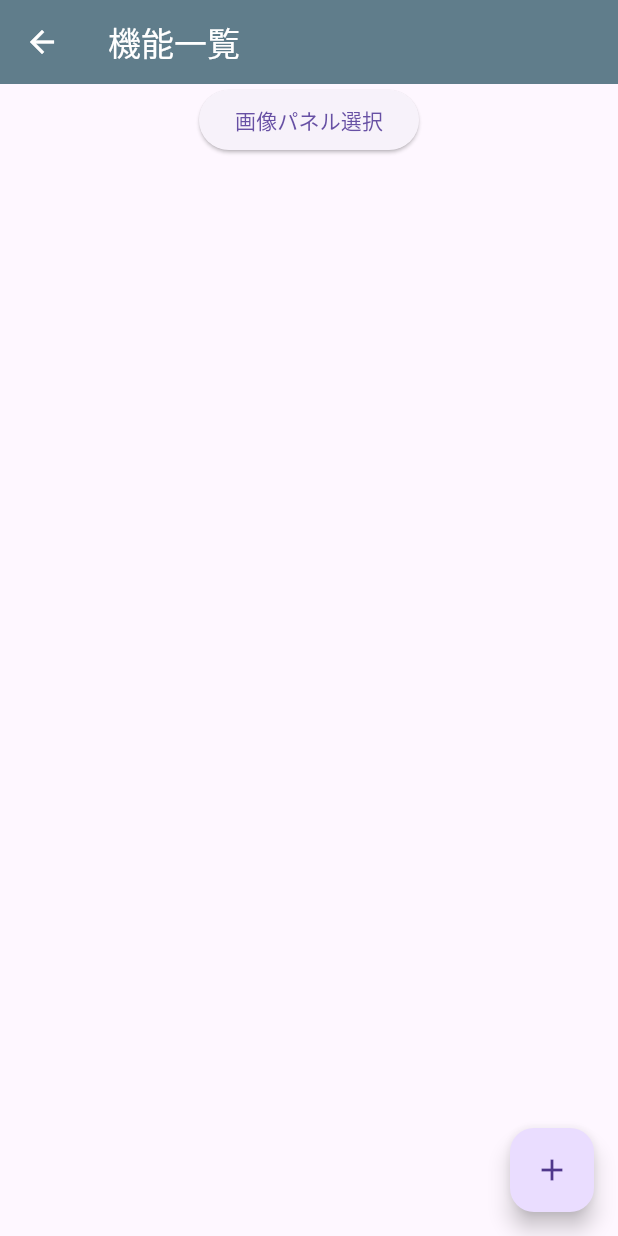
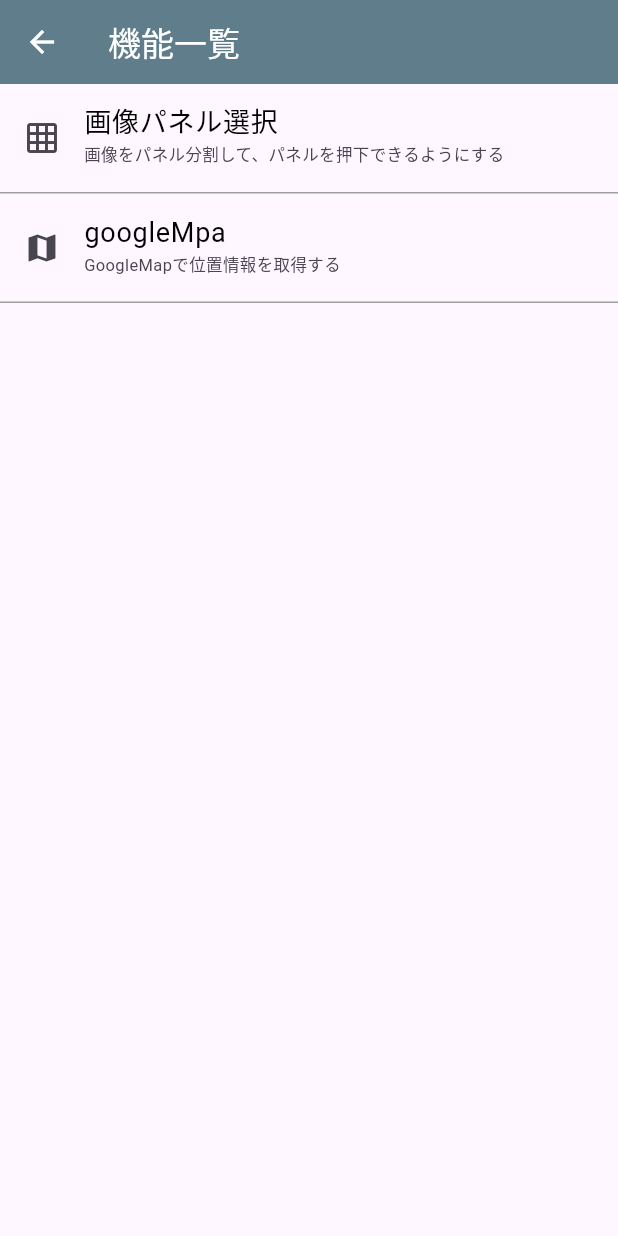
Before and after one commit to yassan16/flutter-try-new-feature, a Flutter app: the screen it shows after launch, after a tap on "新機能リスト一覧へ遷移", on a phone screen of 412 x 824 dp. Run offline on Flutter 3.47's test engine with Material 3 defaults, Android fonts, the phone set to English and light mode, and no system bars.

Commit message:
機能一覧と画像パネル選択の実装

```diff
--- /dev/null
+++ b/lib/constant/const_route.dart
@@ -0,0 +1,8 @@
+class ConstRoute {
+  // 機能一覧
+  static const String featureListRoute = "/featureList";
+  // 画像パネル選択
+  static const String selectImagePanelRoute = "/selectImagePanel";
+  // GoogleMap
+  static const String useGoogleMapRoute = "/useGoogleMapRoute";
+}
--- /dev/null
+++ b/lib/feature_list_page.dart
@@ -0,0 +1,70 @@
+import 'package:flutter/material.dart';
+import 'package:flutter_try_new_feature/constant/const_route.dart';
+import 'package:flutter_try_new_feature/page/selected_panel_images_page.dart';
+
+class FeatureListPage extends StatelessWidget {
+  const FeatureListPage({super.key});
+
+  @override
+  Widget build(BuildContext context) {
+    return Scaffold(
+      appBar: AppBar(
+        title: const Text(
+          '機能一覧',
+          style: TextStyle(
+            color: Colors.white,
+          ),
+        ),
+      ),
+
+      body: ListView(
+        children: [
+          _menuItem(context,
+            titleIcon: Icon(Icons.grid_on),
+            mainTitle: "画像パネル選択",
+            subtitle: "画像をパネル分割して、パネルを押下できるようにする",
+            routePath: ConstRoute.selectImagePanelRoute,
+          ),
+          _menuItem(context,
+            titleIcon: Icon(Icons.map),
+            mainTitle: "googleMpa",
+            subtitle: "GoogleMapで位置情報を取得する",
+            routePath: ConstRoute.useGoogleMapRoute,
+          ),
+        ],
+      ),
+
+    );
+  }
+
+  /// リストアイテム
+  ///
+  /// ListViewの１アイテムの項目を作成する。
+  Widget _menuItem(BuildContext context, {required Icon titleIcon,
+    required String mainTitle, required String subtitle, required String routePath}){
+
+    return Container(
+      decoration: new BoxDecoration(
+        border: new Border(bottom: BorderSide(width: 1.0, color: Colors.grey))
+      ),
+      child:ListTile(
+        leading: titleIcon,
+        title: Text(
+          mainTitle,
+          style: TextStyle(color:Colors.black, fontSize: 18),
+        ),
+        subtitle: Text(
+          subtitle,
+          style: TextStyle(fontSize: 11,)
+        ),
+        onTap: () {
+          Navigator.of(context).pushNamed(routePath);
+        },
+        onLongPress: () {
+          print("onLongPress called.");
+        }, // 長押し
+      ),
+    );
+
+  }
+}
--- a/lib/main.dart
+++ b/lib/main.dart
@@ -1,5 +1,7 @@
 import 'package:flutter/material.dart';
-import 'package:flutter_try_new_feature/new_feature_list_page.dart';
+import 'package:flutter_try_new_feature/constant/const_route.dart';
+import 'package:flutter_try_new_feature/feature_list_page.dart';
+import 'package:flutter_try_new_feature/page/selected_panel_images_page.dart';
 
 void main() {
   runApp(const MyApp());
@@ -22,10 +24,16 @@ class MyApp extends StatelessWidget {
         useMaterial3: true,
       ),
       home: const MyHomePage(title: '新機能の試し実装'),
+      routes: {
+        ConstRoute.featureListRoute : (context) => const FeatureListPage(),
+        ConstRoute.selectImagePanelRoute : (context) => const SelectedImagePanelPage(),
+        ConstRoute.useGoogleMapRoute : (context) => const SelectedImagePanelPage(),
+      },
     );
   }
 }
 
+/// 初期画面
 class MyHomePage extends StatefulWidget {
   const MyHomePage({super.key, required this.title});
   final String title;
@@ -64,11 +72,7 @@ class _MyHomePageState extends State<MyHomePage> {
             ),
             ElevatedButton(
               onPressed: () {
-                Navigator.of(context).push(
-                  MaterialPageRoute(
-                    builder: (context) => const NewFeatureListPage(),
-                  ),
-                );
+                Navigator.of(context).pushNamed(ConstRoute.featureListRoute);
               },
               child: const Text('新機能リスト一覧へ遷移'),
             ),
--- a/lib/new_feature_list_page.dart
+++ /dev/null
@@ -1,44 +0,0 @@
-import 'package:flutter/material.dart';
-import 'package:flutter_try_new_feature/page/selected_panel_images_page.dart';
-
-class NewFeatureListPage extends StatelessWidget {
-  const NewFeatureListPage({super.key});
-
-  @override
-  Widget build(BuildContext context) {
-    return Scaffold(
-      appBar: AppBar(
-        title: const Text(
-          '機能一覧',
-          style: TextStyle(
-            color: Colors.white,
-          ),
-        ),
-      ),
-
-      body: Center(
-        child: Column(
-          children: [
-            ElevatedButton(
-              onPressed: () {
-                Navigator.of(context).push(
-                  MaterialPageRoute(
-                    builder: (context) => SelectedPanelImagesPage(),
-                  ),
-                );
-              },
-              child: const Text('画像パネル選択'),
-            ),
-          ]
-        ),
-      ),
-
-      floatingActionButton: FloatingActionButton(
-        onPressed: () {},
-        tooltip: 'Increment',
-        child: const Icon(Icons.add),
-      ),
-
-    );
-  }
-}
```
Also changed, not shown: lib/page/selected_panel_images_page.dart (+78 -12 lines).
